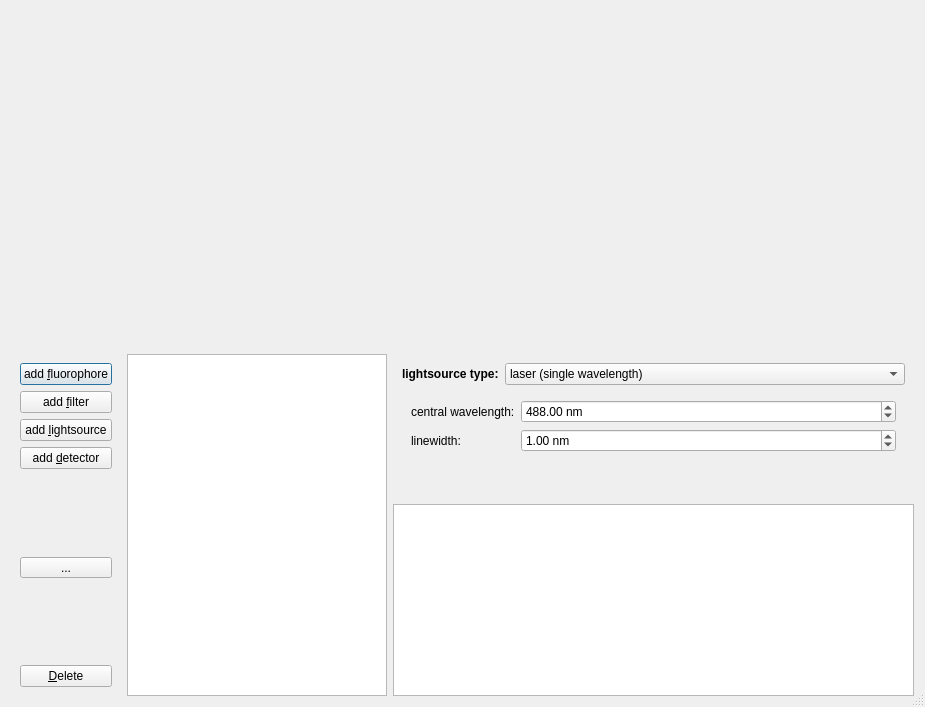
First picture: the form in plugins/qfe_spectraviewer/qfespectraviewerdialog.ui, repository jkriege2/QuickFit3, before the edit.
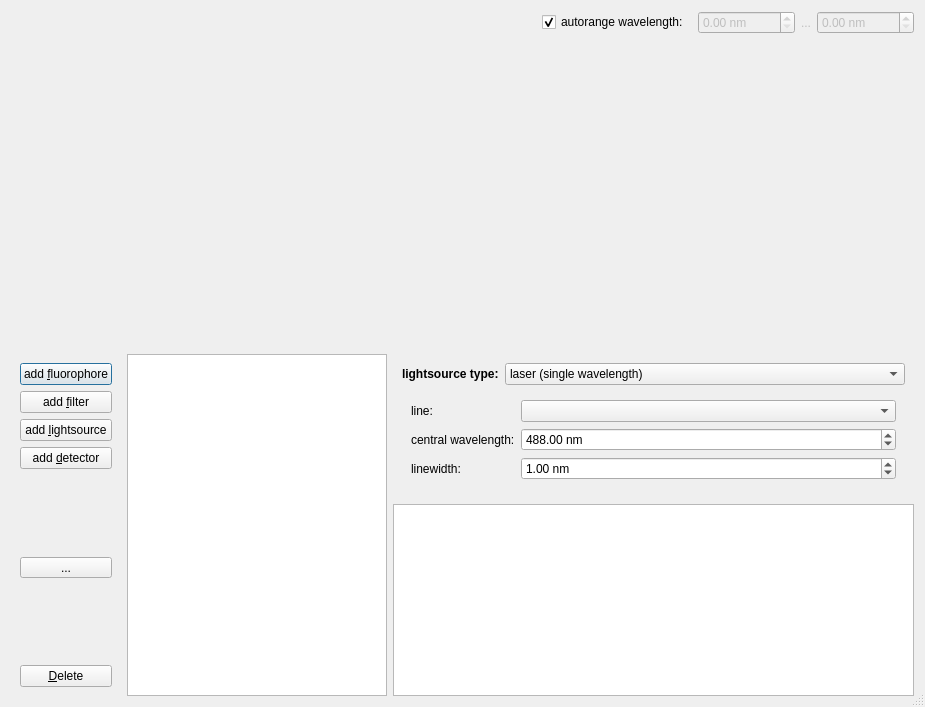
Second picture: the form after the edit. The open tabs and pages were chosen to show the change. Icons and pictures are not drawn. Custom widgets are drawn as their Qt base class.

Commit message:
QuickFit3/qfe_spectraviewer:   - added combobox with common laser lines   - added edits to set plot range (wavelength)
QuickFit3/number_and_brightness:
  - bugfix: sometimes the acquisition background file was loaded, not the overview!

QuickFit3: several Linux code fixes

```diff
--- a/plugins/qfe_spectraviewer/qfespectraviewerdialog.ui
+++ b/plugins/qfe_spectraviewer/qfespectraviewerdialog.ui
@@ -36,6 +36,52 @@
        </property>
       </spacer>
      </item>
+     <item>
+      <widget class="QCheckBox" name="chkAUtorange">
+       <property name="text">
+        <string>autorange wavelength: </string>
+       </property>
+       <property name="checked">
+        <bool>true</bool>
+       </property>
+      </widget>
+     </item>
+     <item>
+      <widget class="QDoubleSpinBox" name="spinWavelengthMin">
+       <property name="enabled">
+        <bool>false</bool>
+       </property>
+       <property name="suffix">
+        <string> nm</string>
+       </property>
+       <property name="maximum">
+        <double>10000.000000000000000</double>
+       </property>
+      </widget>
+     </item>
+     <item>
+      <widget class="QLabel" name="label_15">
+       <property name="enabled">
+        <bool>false</bool>
+       </property>
+       <property name="text">
+        <string>...</string>
+       </property>
+      </widget>
+     </item>
+     <item>
+      <widget class="QDoubleSpinBox" name="spinWavelengthMax">
+       <property name="enabled">
+        <bool>false</bool>
+       </property>
+       <property name="suffix">
+        <string> nm</string>
+       </property>
+       <property name="maximum">
+        <double>10000.000000000000000</double>
+       </property>
+      </widget>
+     </item>
     </layout>
    </item>
    <item>
@@ -415,14 +461,14 @@
               </property>
               <widget class="QWidget" name="widLSLaser">
                <layout class="QFormLayout" name="formLayout_4">
-                <item row="1" column="0">
+                <item row="2" column="0">
                  <widget class="QLabel" name="label_6">
                   <property name="text">
                    <string>central wavelength:</string>
                   </property>
                  </widget>
                 </item>
-                <item row="1" column="1">
+                <item row="2" column="1">
                  <widget class="QDoubleSpinBox" name="spinLaserCentral">
                   <property name="suffix">
                    <string> nm</string>
@@ -435,14 +481,14 @@
                   </property>
                  </widget>
                 </item>
-                <item row="2" column="0">
+                <item row="3" column="0">
                  <widget class="QLabel" name="label_7">
                   <property name="text">
                    <string>linewidth:</string>
                   </property>
                  </widget>
                 </item>
-                <item row="2" column="1">
+                <item row="3" column="1">
                  <widget class="QDoubleSpinBox" name="spinLaserLinewidth">
                   <property name="suffix">
                    <string> nm</string>
@@ -455,6 +501,16 @@
                   </property>
                  </widget>
                 </item>
+                <item row="1" column="0">
+                 <widget class="QLabel" name="label_14">
+                  <property name="text">
+                   <string>line:</string>
+                  </property>
+                 </widget>
+                </item>
+                <item row="1" column="1">
+                 <widget class="QFTreeViewComboBox" name="cmbLaserLine"/>
+                </item>
                </layout>
               </widget>
               <widget class="QWidget" name="widLSSpectrum">
@@ -655,6 +711,11 @@
    <header>qfplotter.h</header>
    <container>1</container>
   </customwidget>
+  <customwidget>
+   <class>QFTreeViewComboBox</class>
+   <extends>QComboBox</extends>
+   <header>qftreeviewcombobox.h</header>
+  </customwidget>
  </customwidgets>
  <resources>
   <include location="../../lib/lib.qrc"/>
```
Left out of the diff: 129 changed lines with no effect on the pictures. The commit also changes 22 other files.
